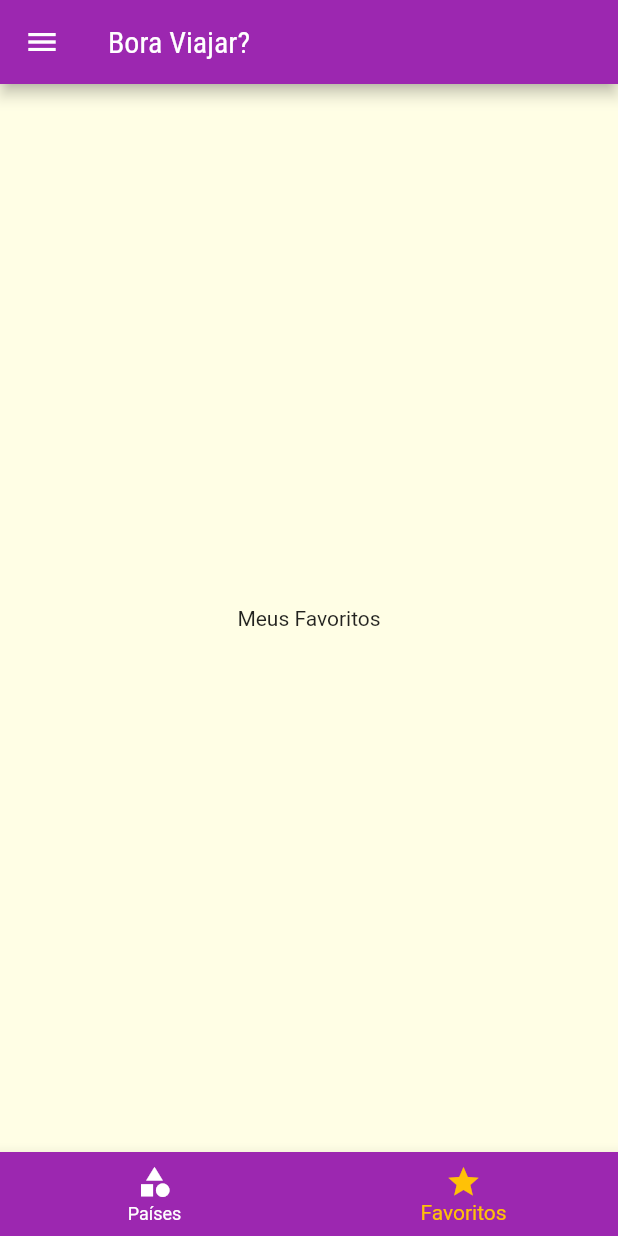
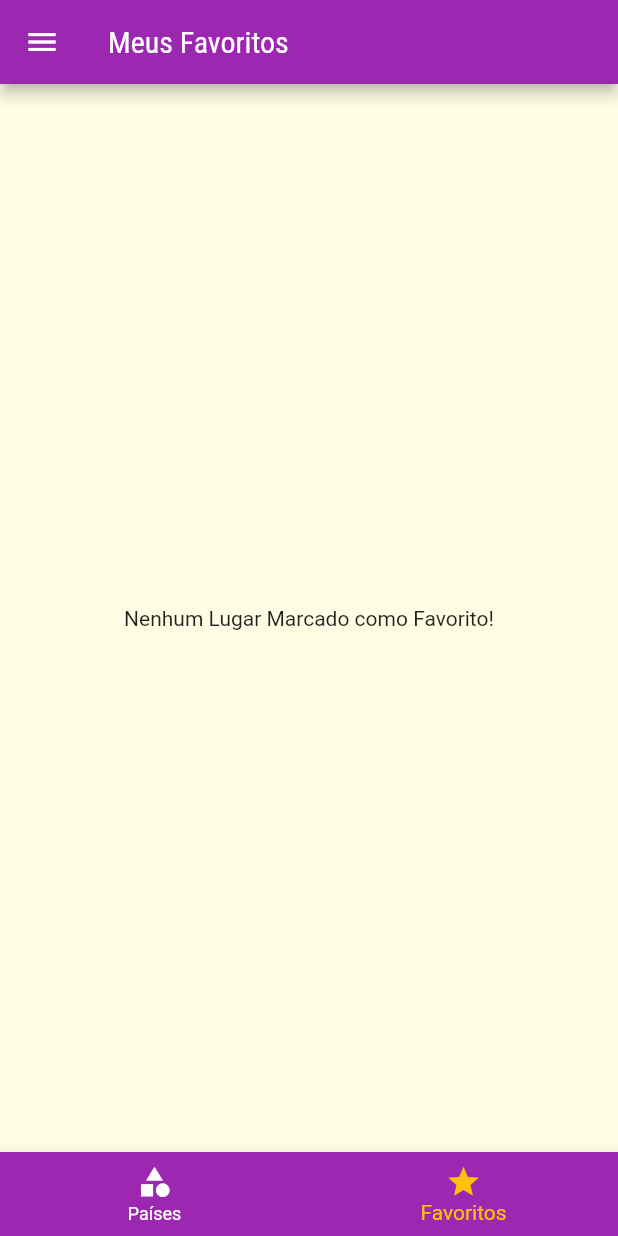
Before and after one commit to jeanmmlima/DIM0524-flutter, a Flutter app: the screen it shows after launch, item 2 of the bottom bar chosen, on a phone screen of 412 x 824 dp. Run offline on Flutter 3.47's test engine with Material 2 defaults, Android fonts, the phone set to English and light mode, and no system bars.

Commit message:
favoritos

```diff
--- a/f03_lugares/lib/main.dart
+++ b/f03_lugares/lib/main.dart
@@ -1,5 +1,6 @@
 import 'dart:ui';
 
+import 'package:f03_lugares/models/place.dart';
 import 'package:f03_lugares/screens/countries_places_screen.dart';
 import 'package:f03_lugares/screens/place_detail_screen.dart';
 import 'package:f03_lugares/screens/settings_screen.dart';
@@ -11,7 +12,26 @@ import 'screens/countries_screen.dart';
 
 void main() => runApp(MyApp());
 
-class MyApp extends StatelessWidget {
+class MyApp extends StatefulWidget {
+  @override
+  State<MyApp> createState() => _MyAppState();
+}
+
+class _MyAppState extends State<MyApp> {
+  List<Place> _favoritePlaces = [];
+
+  void _toggleFavorite(Place place) {
+    setState(() {
+      _favoritePlaces.contains(place)
+          ? _favoritePlaces.remove(place)
+          : _favoritePlaces.add(place);
+    });
+  }
+
+  bool _isFavorite(Place place) {
+    return _favoritePlaces.contains(place);
+  }
+
   @override
   Widget build(BuildContext context) {
     return MaterialApp(
@@ -32,9 +52,10 @@ class MyApp extends StatelessWidget {
       //home: CountriesScreen(),
       initialRoute: '/',
       routes: {
-        AppRoutes.HOME: (ctx) => TabsScreen(),
+        AppRoutes.HOME: (ctx) => TabsScreen(_favoritePlaces),
         AppRoutes.COUNTRY_PLACES: (ctx) => CountryPlacesScreen(),
-        AppRoutes.PLACES_DETAIL: (ctx) => PlaceDetailScreen(),
+        AppRoutes.PLACES_DETAIL: (ctx) =>
+            PlaceDetailScreen(_toggleFavorite, _isFavorite),
         AppRoutes.SETTINGS: (ctx) => SettingsScreen(),
       },
     );
--- /dev/null
+++ b/f03_lugares/lib/screens/favorite_screen.dart
@@ -0,0 +1,24 @@
+import 'package:f03_lugares/components/place_item.dart';
+import 'package:f03_lugares/models/place.dart';
+import 'package:flutter/material.dart';
+
+class FavoriteScreen extends StatelessWidget {
+  List<Place> favoritePlaces;
+
+  FavoriteScreen(this.favoritePlaces);
+
+  @override
+  Widget build(BuildContext context) {
+    if (favoritePlaces.isEmpty) {
+      return const Center(
+        child: Text('Nenhum Lugar Marcado como Favorito!'),
+      );
+    } else {
+      return ListView.builder(
+          itemCount: favoritePlaces.length,
+          itemBuilder: (ctx, index) {
+            return PlaceItem(favoritePlaces[index]);
+          });
+    }
+  }
+}
--- a/f03_lugares/lib/screens/favoritos_screen.dart
+++ /dev/null
@@ -1,10 +0,0 @@
-import 'package:flutter/material.dart';
-
-class FavoritosScreen extends StatelessWidget {
-  @override
-  Widget build(BuildContext context) {
-    return Center(
-      child: Text('Meus Favoritos'),
-    );
-  }
-}
--- a/f03_lugares/lib/screens/place_detail_screen.dart
+++ b/f03_lugares/lib/screens/place_detail_screen.dart
@@ -2,6 +2,11 @@ import 'package:f03_lugares/models/place.dart';
 import 'package:flutter/material.dart';
 
 class PlaceDetailScreen extends StatelessWidget {
+  final Function(Place) onToggleFavorite;
+  final Function(Place) isFavorite;
+
+  const PlaceDetailScreen(this.onToggleFavorite, this.isFavorite);
+
   @override
   Widget build(BuildContext context) {
     final place = ModalRoute.of(context)?.settings.arguments as Place;
@@ -66,9 +71,9 @@ class PlaceDetailScreen extends StatelessWidget {
       ),
       floatingActionButton: FloatingActionButton(
         onPressed: () {
-          Navigator.of(context).pop(place.titulo);
+          onToggleFavorite(place);
         },
-        child: Icon(Icons.star),
+        child: Icon(isFavorite(place) ? Icons.star : Icons.star_border),
       ),
     );
   }
--- a/f03_lugares/lib/screens/tabs_screen.dart
+++ b/f03_lugares/lib/screens/tabs_screen.dart
@@ -1,10 +1,15 @@
+import 'package:f03_lugares/models/place.dart';
 import 'package:flutter/material.dart';
 
 import '../components/main_drawer.dart';
 import 'countries_screen.dart';
-import 'favoritos_screen.dart';
+import 'favorite_screen.dart';
 
 class TabsScreen extends StatefulWidget {
+  final List<Place> favoritePlaces;
+
+  const TabsScreen(this.favoritePlaces);
+
   @override
   State<TabsScreen> createState() => _TabsScreenState();
 }
@@ -12,7 +17,17 @@ class TabsScreen extends StatefulWidget {
 class _TabsScreenState extends State<TabsScreen> {
   int _indexSelectedScreen = 0;
 
-  List<Widget> _screens = [CountriesScreen(), FavoritosScreen()];
+  late List<Widget> _screens;
+  final List<String> _titles = [
+    'Lista de Categorias',
+    'Meus Favoritos',
+  ];
+
+  @override
+  void initState() {
+    super.initState();
+    _screens = [CountriesScreen(), FavoriteScreen(widget.favoritePlaces)];
+  }
 
   _selectScreen(int index) {
     setState(() {
@@ -49,7 +64,11 @@ class _TabsScreenState extends State<TabsScreen> {
     ); */
 
     return Scaffold(
-      appBar: AppBar(title: Text('Bora Viajar?')),
+      appBar: AppBar(
+        title: Text(
+          _titles[_indexSelectedScreen],
+        ),
+      ),
       body: _screens[_indexSelectedScreen],
       bottomNavigationBar: BottomNavigationBar(
         onTap: _selectScreen,
```
